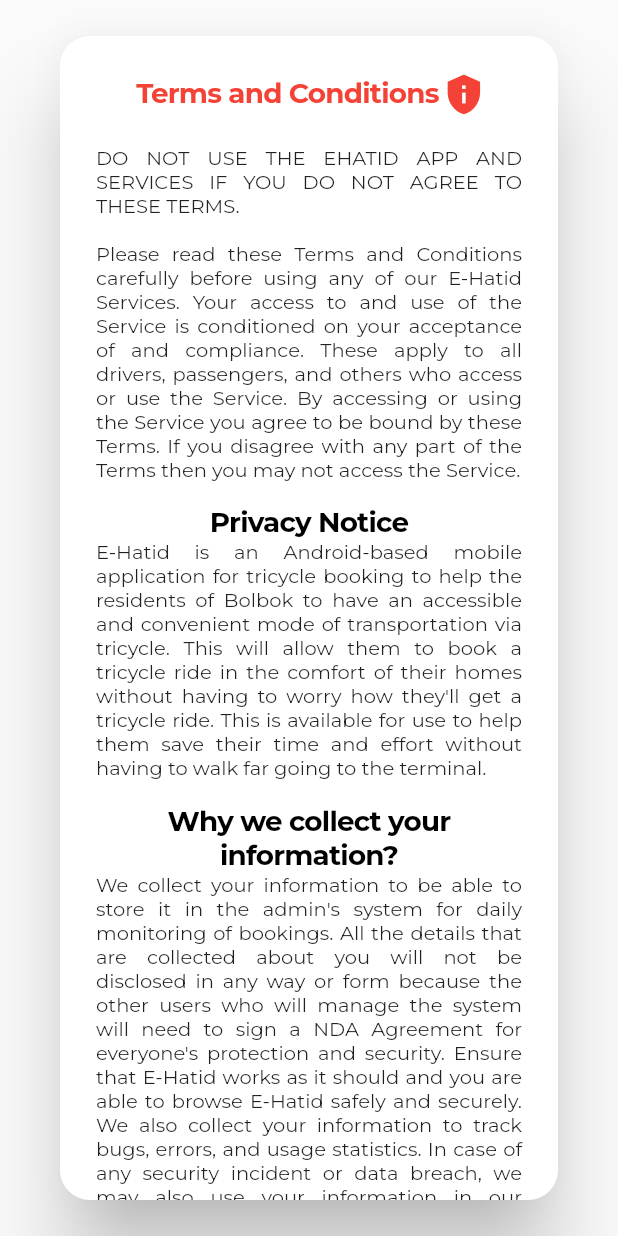
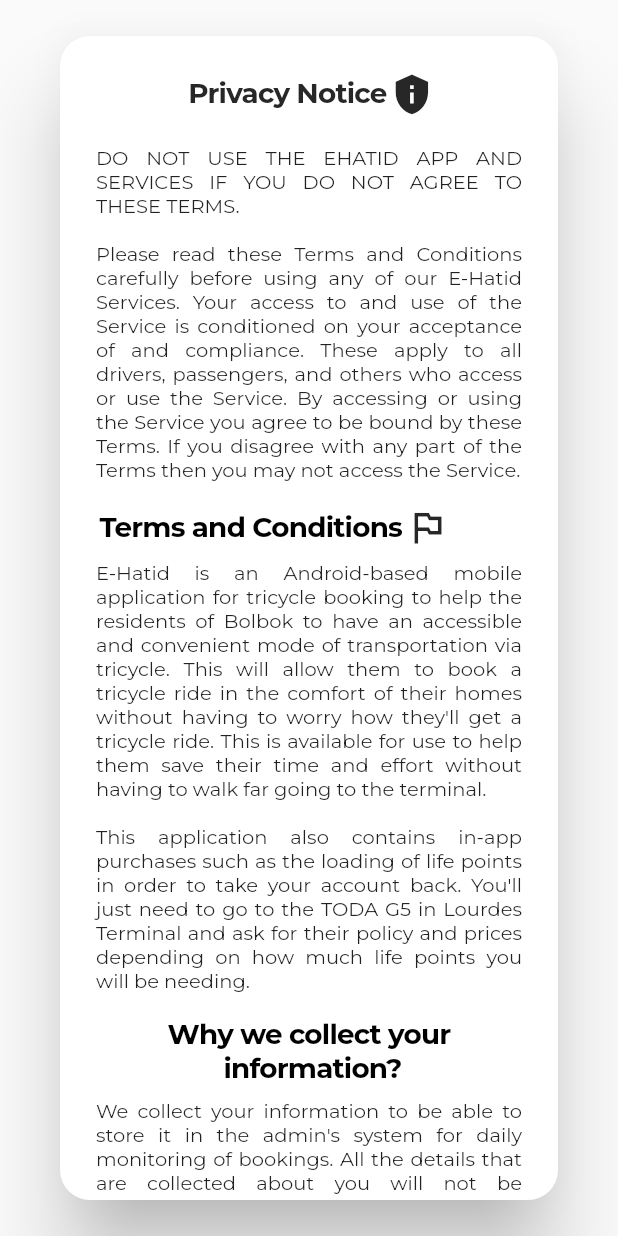
Before and after one commit to kryzlerahne/E-Hatid-Passenger-App, a Flutter app: the PrivacyNotice widget shown alone on an empty page, opened directly, on a phone screen of 412 x 824 dp. Run offline on Flutter 3.47's test engine with Material 2 defaults, Android fonts, the light colour scheme and no system bars; our stand-ins replace animate_do, assets_audio_player, audioplayers, cloud_firestore, curved_navigation_bar, email_validator and 20 more; missing offline and left inert: flutter_geofire, flutter_polyline_points; accounts and stored records are empty.

Commit message:
Modified UI for Pages

```diff
--- a/lib/Screens/Login/sign_in.dart
+++ b/lib/Screens/Login/sign_in.dart
@@ -286,7 +286,7 @@
                             TextButton(
                               onPressed: () {
                                 Navigator.pushReplacement(context, MaterialPageRoute(
-                                  builder: (_) => RegisterPage(),
+                                  builder: (_) => SignUp(),
                                   ),
                                 );
                               },
--- a/lib/terms_and_conditions.dart
+++ b/lib/terms_and_conditions.dart
@@ -25,11 +25,11 @@
         Row(
             mainAxisAlignment: MainAxisAlignment.center,
             children: [
-              Text("Terms and Conditions ",
+              Text("Privacy Notice ",
                 textAlign: TextAlign.center,
                 style: TextStyle(
                   fontFamily: 'Montserrat',
-                  color: Colors.red,
+                  color: Color(0XFF272727),
                   fontSize: 18.5,
                   letterSpacing: -0.5,
                   fontWeight: FontWeight.bold,
@@ -38,7 +38,7 @@
               Icon(
                 Icons.privacy_tip,
                 size: 22.sp,
-                color: Colors.red,
+                color:  Color(0XFF272727),
               ),
             ],
           ),
@@ -57,7 +57,9 @@
             textAlign: TextAlign.justify,
             style: TextStyle(fontFamily: "Montserrat", fontSize: 13),),
 
-          Text("Privacy Notice ",
+          Row(
+            children: [
+              Text("Terms and Conditions ",
                 textAlign: TextAlign.center,
                 style: TextStyle(
                   fontFamily: 'Montserrat',
@@ -67,15 +69,26 @@
                   fontWeight: FontWeight.bold,
                 ),
               ),
+              Icon(
+                Icons.outlined_flag_outlined,
+                size: 22.sp,
+                color:  Color(0XFF272727),
+              ),
+            ],
+          ),
+          SizedBox(height: Adaptive.h(1),),
           Text("E-Hatid is an Android-based mobile application for tricycle booking to help the residents of"
               " Bolbok to have an accessible and convenient mode of transportation via tricycle. This will allow"
               " them to book a tricycle ride in the comfort of their homes without having to worry how they'll get"
               "  a tricycle ride. This is available for use to help them save their time and effort without having"
-              " to walk far going to the terminal. \n",
+              " to walk far going to the terminal. \n\n"
+              "This application also contains in-app purchases such as the loading of life points in order to take your"
+              " account back. You'll just need to go to the TODA G5 in Lourdes Terminal and ask for their policy and prices depending"
+               " on how much life points you will be needing.\n",
         textAlign: TextAlign.justify,
         style: TextStyle(fontFamily: "Montserrat", fontSize: 13),),
 
-          Text("Why we collect your information? ",
+          Text("Why we collect your\n information? ",
             textAlign: TextAlign.center,
             style: TextStyle(
               fontFamily: 'Montserrat',
@@ -85,7 +98,7 @@
               fontWeight: FontWeight.bold,
             ),
           ),
-          //SizedBox(height: Adaptive.h(2),),
+          SizedBox(height: Adaptive.h(1),),
 
           Text("We collect your information to be able to store it in the admin's system for daily monitoring of"
               " bookings. All the details that are collected about you will not be disclosed in any way or form"
@@ -94,10 +107,13 @@
               " E-Hatid safely and securely. We also collect your information to track "
               "bugs, errors, and usage statistics. In case of any security incident or "
               "data breach, we may also use your information in our investigative "
-              "reporting to the National Privacy Commission. \n\n",
+              "reporting to the National Privacy Commission. \n",
             textAlign: TextAlign.justify,
             style: TextStyle(fontFamily: "Montserrat", fontSize: 13),),
 
+          Row(
+            mainAxisAlignment: MainAxisAlignment.center,
+            children: [
               Text("Data Privacy Act ",
                 textAlign: TextAlign.center,
                 style: TextStyle(
@@ -108,6 +124,14 @@
                   fontWeight: FontWeight.bold,
                 ),
               ),
+              Icon(
+                Icons.rule_folder,
+                size: 22.sp,
+                color:  Color(0XFF272727),
+              ),
+            ],
+          ),
+          SizedBox(height: Adaptive.h(1),),
 
           Text("The Data Privacy Act affords you the following rights with regards to your personal data/information: \n\n"
           "i. To be informed whether Personal Data pertaining to him or her shall be, are being, or have been processed;\n"
--- a/lib/tripInvoice.dart
+++ b/lib/tripInvoice.dart
@@ -23,29 +23,13 @@
     return Dialog(
       backgroundColor: Color(0XFFFFFCEA),
         child: Container(
-          height: Adaptive.h(60),
+          height: Adaptive.h(65),
           decoration: BoxDecoration(
             color: Color(0XFFFFFCEA),
             borderRadius: BorderRadius.circular(30),
           ),
           child: Stack(
             children: <Widget>[
-              // Container(
-              //   height: size.height,
-              //   width: double.infinity,
-              //   child: Stack(
-              //     alignment: Alignment.center,
-              //     children: <Widget>[
-              //       Positioned(
-              //         top:70,
-              //         left: 0,
-              //         child: Image.asset("assets/images/Vector 2.png",
-              //           width: size.width,
-              //         ),
-              //       ),
-              //     ],
-              //   ),
-              // ),
               Positioned(
                 top: 29,
                 left: -20,
@@ -149,6 +133,7 @@
                 left: Adaptive.w(10),
                 child: Row(
                 children: [
+                SizedBox(height: Adaptive.h(8),),
                 Container(
                     width: Adaptive.w(24),
                     child: Text("Booking ID:",
@@ -183,6 +168,7 @@
                 left: Adaptive.w(10),
                 child: Row(
                   children: [
+                    SizedBox(height: Adaptive.h(8),),
                     Container(
                       width: Adaptive.w(27),
                       child: Text("Driver Name:",
@@ -216,6 +202,7 @@
                 left: Adaptive.w(10),
                 child: Row(
                   children: [
+                    SizedBox(height: Adaptive.h(8),),
                     Container(
                       width: Adaptive.w(29),
                       child: Text("Plate Number:",
@@ -249,6 +236,7 @@
                 left: Adaptive.w(10),
                 child: Row(
                   children: [
+                    SizedBox(height: Adaptive.h(8),),
                     Container(
                       width: Adaptive.w(27),
                       child: Text("Driver Phone:",
@@ -282,6 +270,7 @@
                 left: Adaptive.w(10),
                 child: Row(
                   children: [
+                    SizedBox(height: Adaptive.h(8),),
                     Container(
                       width: Adaptive.w(32),
                       child: Text("Estimated Fare:",
@@ -312,7 +301,7 @@
               ),
               SizedBox(height: Adaptive.h(100),),
               Positioned(
-                top:Adaptive.h(50),
+                top:Adaptive.h(56),
                 left: Adaptive.w(10),
                 child: MaterialButton(
                   onPressed: (){
```
Lines whose indentation alone changed are shown as unchanged.
